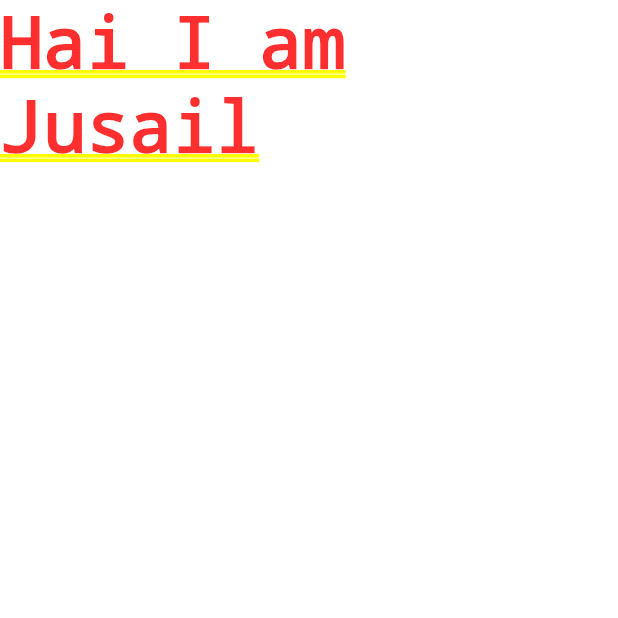
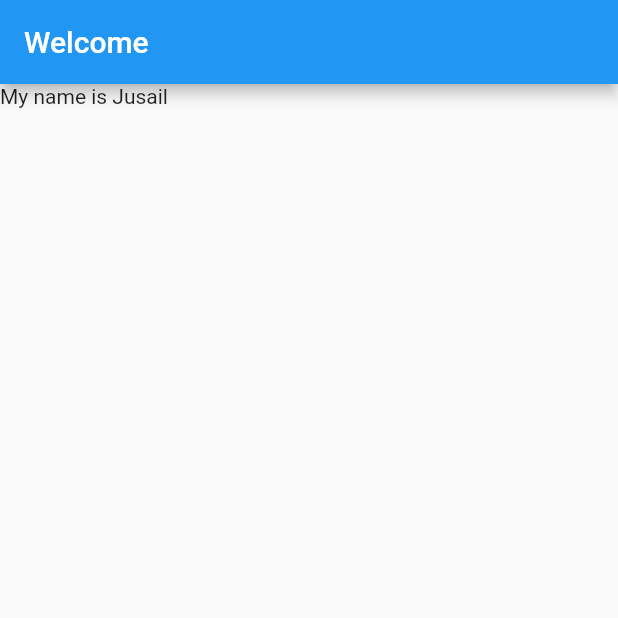
Before and after one commit to juzailmlwork/flutter_complete_guide, a Flutter app: the screen it shows after launch, on a phone screen of 412 x 824 dp, the top half of it. Run offline on Flutter 3.47's test engine with Material 2 defaults, Android fonts, the phone set to English and light mode, and no system bars.

Commit message:
created appBar with title

```diff
--- a/lib/main.dart
+++ b/lib/main.dart
@@ -8,7 +8,12 @@ class MyApp extends StatelessWidget {
   @override
   Widget build(BuildContext context) {
     return MaterialApp(
-      home: Text("Hai I am Jusail"),
+      home: Scaffold(
+        appBar: AppBar(
+          title: Title(color: Colors.green, child: Text("Welcome")),
+        ),
+        body: Text("My name is Jusail"),
+      ),
     );
   }
 }
```
